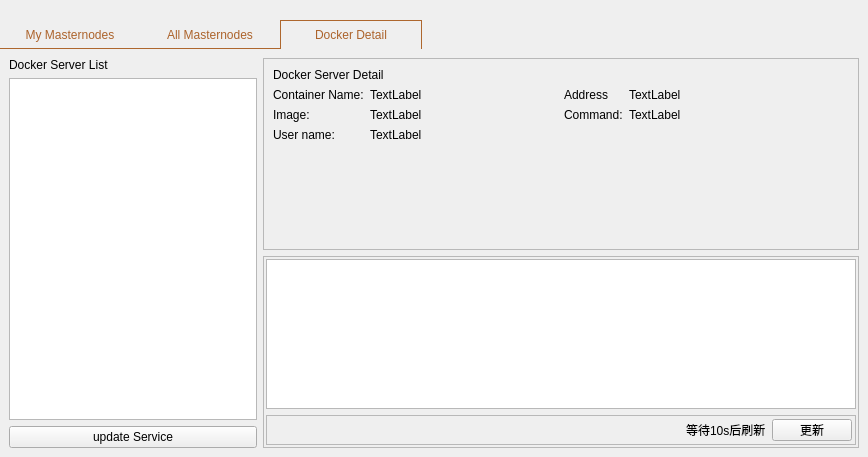
Before: the Qt Designer form src/qt/forms/masternodelist.ui in MassGrid/MassGrid, drawn with Qt 5.
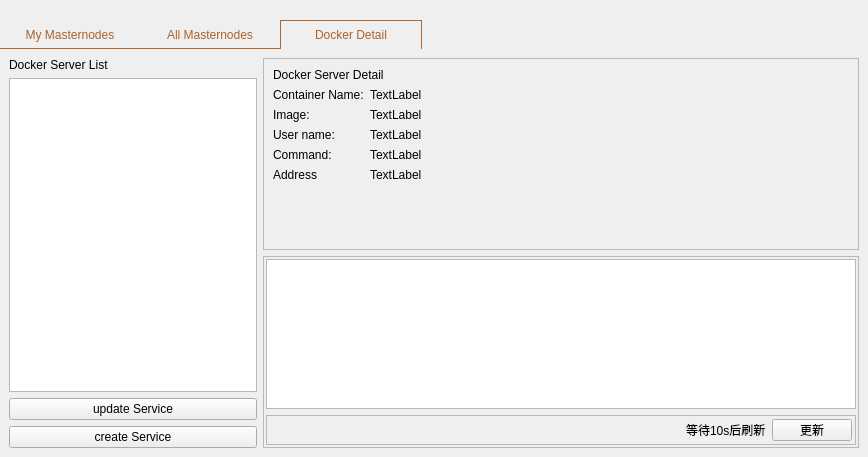
After: the same form once the commit is applied.

Commit message: add docket service view

Patch:
```diff
--- a/src/qt/forms/masternodelist.ui
+++ b/src/qt/forms/masternodelist.ui
@@ -392,6 +392,13 @@
              </property>
             </widget>
            </item>
+           <item>
+            <widget class="QPushButton" name="createServiceBtn">
+             <property name="text">
+              <string>create Service</string>
+             </property>
+            </widget>
+           </item>
           </layout>
          </item>
          <item>
@@ -464,64 +471,66 @@
                     </property>
                    </widget>
                   </item>
-                 </layout>
-                </item>
-                <item>
-                 <layout class="QFormLayout" name="formLayout_2">
-                  <item row="0" column="0">
-                   <widget class="QLabel" name="label_14">
-                    <property name="text">
-                     <string>Address</string>
-                    </property>
-                   </widget>
-                  </item>
-                  <item row="0" column="1">
-                   <widget class="QLabel" name="label_address">
-                    <property name="text">
-                     <string>TextLabel</string>
-                    </property>
-                   </widget>
-                  </item>
-                  <item row="1" column="0">
+                  <item row="3" column="0">
                    <widget class="QLabel" name="label_16">
                     <property name="text">
                      <string>Command:</string>
                     </property>
                    </widget>
                   </item>
-                  <item row="1" column="1">
+                  <item row="3" column="1">
                    <widget class="QLabel" name="label_command">
                     <property name="text">
                      <string>TextLabel</string>
                     </property>
                    </widget>
                   </item>
-                  <item row="2" column="0">
-                   <spacer name="verticalSpacer">
-                    <property name="orientation">
-                     <enum>Qt::Vertical</enum>
+                  <item row="4" column="0">
+                   <widget class="QLabel" name="label_14">
+                    <property name="text">
+                     <string>Address</string>
                     </property>
-                    <property name="sizeHint" stdset="0">
+                   </widget>
+                  </item>
+                  <item row="4" column="1">
+                   <widget class="QLabel" name="label_address">
+                    <property name="maximumSize">
                      <size>
-                      <width>20</width>
-                      <height>40</height>
+                      <width>150</width>
+                      <height>16777215</height>
                      </size>
                     </property>
-                   </spacer>
+                    <property name="text">
+                     <string>TextLabel</string>
+                    </property>
+                   </widget>
                   </item>
                  </layout>
                 </item>
+                <item>
+                 <spacer name="horizontalSpacer_2">
+                  <property name="orientation">
+                   <enum>Qt::Horizontal</enum>
+                  </property>
+                  <property name="sizeHint" stdset="0">
+                   <size>
+                    <width>40</width>
+                    <height>20</height>
+                   </size>
+                  </property>
+                 </spacer>
+                </item>
                </layout>
               </item>
               <item>
-               <spacer name="verticalSpacer_2">
+               <spacer name="verticalSpacer">
                 <property name="orientation">
                  <enum>Qt::Vertical</enum>
                 </property>
                 <property name="sizeHint" stdset="0">
                  <size>
                   <width>20</width>
-                  <height>20</height>
+                  <height>28</height>
                  </size>
                 </property>
                </spacer>
```
The commit also changes 16 other files.
